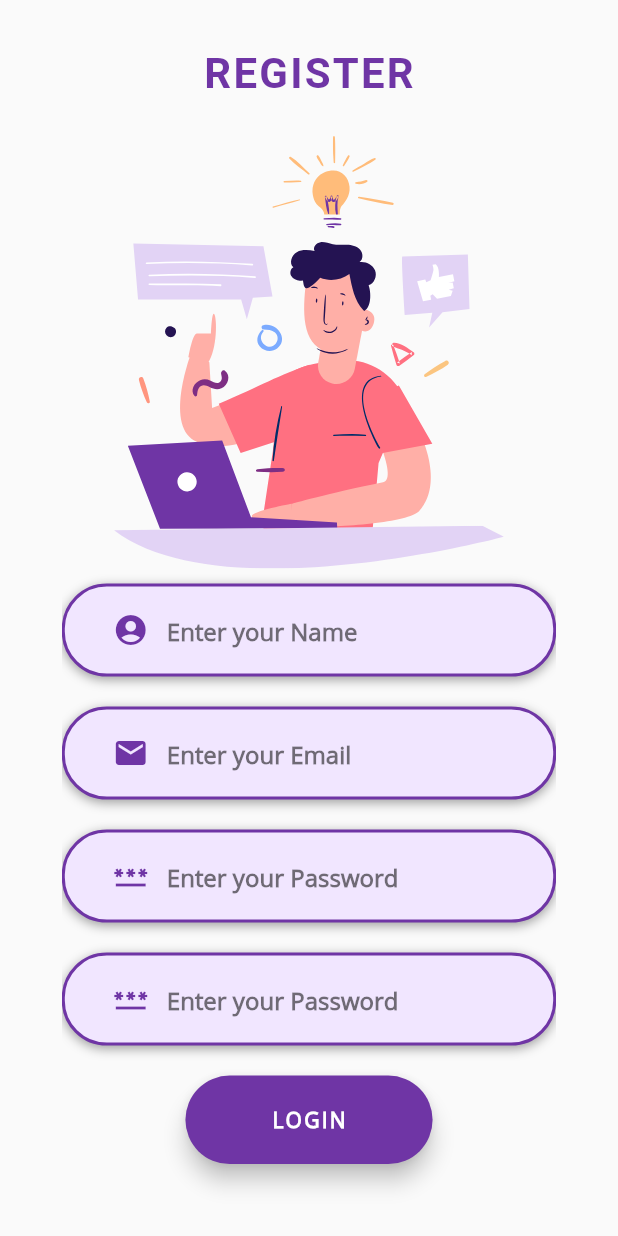
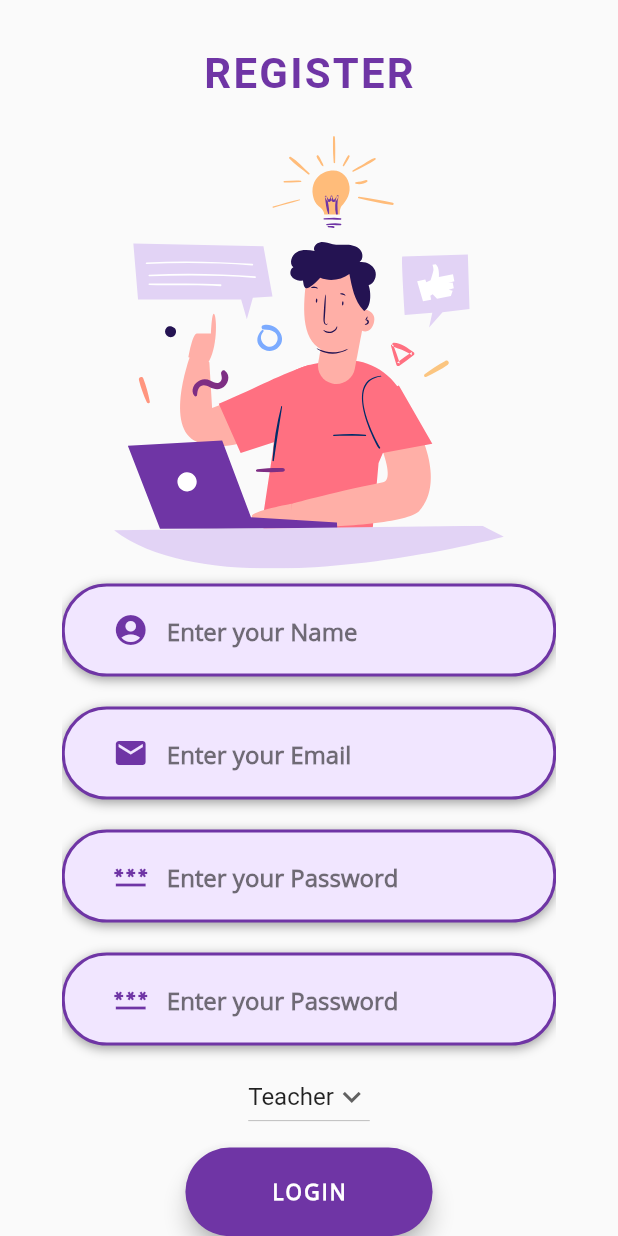
Before and after one commit to vmanik2k/Intense, a Flutter app: the RegNowScreen screen opened directly, on a phone screen of 412 x 824 dp. Run offline on Flutter 3.47's test engine with Material 2 defaults, Android fonts, the phone set to English and light mode, and no system bars; our stand-ins replace cloud_firestore, file_picker, firebase_auth, firebase_core, flutter_spinkit, flutter_svg and 2 more; missing offline and left inert: random_color; accounts and stored records are empty.

Commit message:
ADDED Cloud Firestore

```diff
--- a/lib/UI/login/Signup/regnow_screen.dart
+++ b/lib/UI/login/Signup/regnow_screen.dart
@@ -1,6 +1,10 @@
+// ignore_for_file: empty_constructor_bodies
+
 import 'package:intense/imports.dart';
 // import 'package:intense/UI/utility/account_check.dart';
 import 'package:fluttertoast/fluttertoast.dart';
+import 'package:cloud_firestore/cloud_firestore.dart';
+
 class RegNowScreen extends StatefulWidget {
   @override
   _RegNowScreenState createState() => _RegNowScreenState();
@@ -13,6 +17,7 @@ class RegNowScreen extends StatefulWidget {
 
 class _RegNowScreenState extends State<RegNowScreen> {
   // Mobileverification currentState = Mobileverification.Show_Mobile_Form;
+
   final FirebaseAuth _auth = FirebaseAuth.instance;
   final TextEditingController _name = TextEditingController();
   final TextEditingController _email = TextEditingController();
@@ -20,6 +25,9 @@ class _RegNowScreenState extends State<RegNowScreen> {
   final GlobalKey<FormState> _key = GlobalKey<FormState>();
   final TextEditingController _pwd = TextEditingController();
   final TextEditingController _confirmpwd = TextEditingController();
+  CollectionReference _colT = FirebaseFirestore.instance.collection('Teacher');
+  CollectionReference _colS = FirebaseFirestore.instance.collection('Student');
+  String dropdownvalue = 'Teacher';
   // final TextEditingController _otp = TextEditingController();
 
   // late String verificationID;
@@ -135,8 +143,6 @@ class _RegNowScreenState extends State<RegNowScreen> {
       return null;
     }
   }
-
-
 
   Widget _buildNameTF() {
     return Column(children: <Widget>[
@@ -416,12 +422,10 @@ class _RegNowScreenState extends State<RegNowScreen> {
         ),
         onPressed: () {
           if (_key.currentState!.validate()) {
-            if (_pwd.text ==
-                _confirmpwd.text) {
+            if (_pwd.text == _confirmpwd.text) {
               FirebaseAuth.instance
                   .createUserWithEmailAndPassword(
-                  email: _email.text,
-                  password: _pwd.text)
+                      email: _email.text, password: _pwd.text)
                   .then((currentUser) => FirebaseFirestore.instance
                           .collection("Users")
                           .doc(currentUser.user!.uid)
@@ -431,21 +435,28 @@ class _RegNowScreenState extends State<RegNowScreen> {
                         "email": _email.text,
                       }).then((value) async {
                         try {
-                  await currentUser.user!
-                      .sendEmailVerification();
+                          await currentUser.user!.sendEmailVerification();
                           Fluttertoast.showToast(
                               msg: "Verification Email Sent",
                               toastLength: Toast.LENGTH_SHORT,
                               gravity: ToastGravity.BOTTOM,
                               timeInSecForIosWeb: 3,
                               textColor: Colors.black,
-                      fontSize: 16.0
-                  );
+                              fontSize: 16.0);
+                          Map<String, dynamic> _map = {
+                            "email": _email.text,
+                            "Role": dropdownvalue
+                          };
+                          if (dropdownvalue == 'Teacher') {
+                            _colT.add(_map);
+                          } else if (dropdownvalue == 'Student') {
+                            _colS.add(_map);
+                          } else {}
                           Navigator.push(
                             context,
                             MaterialPageRoute(
-                        builder: (context) => LoginScreen(
-                            user: currentUser.user)),
+                                builder: (context) =>
+                                    LoginScreen(user: currentUser.user)),
                           );
                           _name.clear();
                           _email.clear();
@@ -460,28 +471,24 @@ class _RegNowScreenState extends State<RegNowScreen> {
                               gravity: ToastGravity.BOTTOM,
                               timeInSecForIosWeb: 3,
                               textColor: Colors.black,
-                      fontSize: 16.0
-                  );
+                              fontSize: 16.0);
                         }
-              }).catchError((err) =>
-                  Fluttertoast.showToast(
+                      }).catchError((err) => Fluttertoast.showToast(
                               msg: err.toString(),
                               toastLength: Toast.LENGTH_SHORT,
                               gravity: ToastGravity.BOTTOM,
                               timeInSecForIosWeb: 3,
                               textColor: Colors.black,
-                      fontSize: 16.0
-                  )))
-                  .catchError((err) =>
-                  Fluttertoast.showToast(
+                              fontSize: 16.0)))
+                  .catchError((err) => Fluttertoast.showToast(
                       msg: err.toString(),
                       toastLength: Toast.LENGTH_SHORT,
                       gravity: ToastGravity.BOTTOM,
                       timeInSecForIosWeb: 3,
                       textColor: Colors.black,
-                      fontSize: 16.0
-                  ));
+                      fontSize: 16.0));
             } else {
+              //print( dropdownvalue );
               showDialog(
                   context: context,
                   builder: (BuildContext context) {
@@ -521,6 +528,21 @@ class _RegNowScreenState extends State<RegNowScreen> {
   //         context, MaterialPageRoute(builder: (context) => NewStudentScreen()));
   //   }
   // }
+  Widget dropdown() {
+    var items = ['Teacher', 'Student'];
+
+    return DropdownButton(
+        value: dropdownvalue,
+        icon: Icon(Icons.keyboard_arrow_down),
+        items: items.map((String items) {
+          return DropdownMenuItem(value: items, child: Text(items));
+        }).toList(),
+        onChanged: (String? newValue) {
+          setState(() {
+            dropdownvalue = newValue!;
+          });
+        });
+  }
 
   @override
   Widget build(BuildContext context) {
@@ -546,17 +568,15 @@ class _RegNowScreenState extends State<RegNowScreen> {
               ),
               Form(
                   key: _key,
-                  child: Column(
-                      children: <Widget>[
+                  child: Column(children: <Widget>[
                     _buildNameTF(),
                     _buildEmailTF(),
                     //_buildPhoneTF(),
                     _buildPasswordTF(),
                     _buildConfirmPasswordTF(),
+                    dropdown(),
                     _buildLoginBtn(),
-                      ]
-                  )
-              ),
+                  ])),
               SizedBox(height: MediaQuery.of(context).size.height * 0.03),
               // AlreadyHaveAnAccountCheck(
               //   login: false,
@@ -578,4 +598,7 @@ class _RegNowScreenState extends State<RegNowScreen> {
       ),
     );
   }
+
+  @override
+  noSuchMethod(Invocation invocation) => super.noSuchMethod(invocation);
 }
```
Also changed, not shown: lib/UI/login/Login/login_screen.dart (+47 -16 lines). Lines whose indentation alone changed are shown as unchanged.
